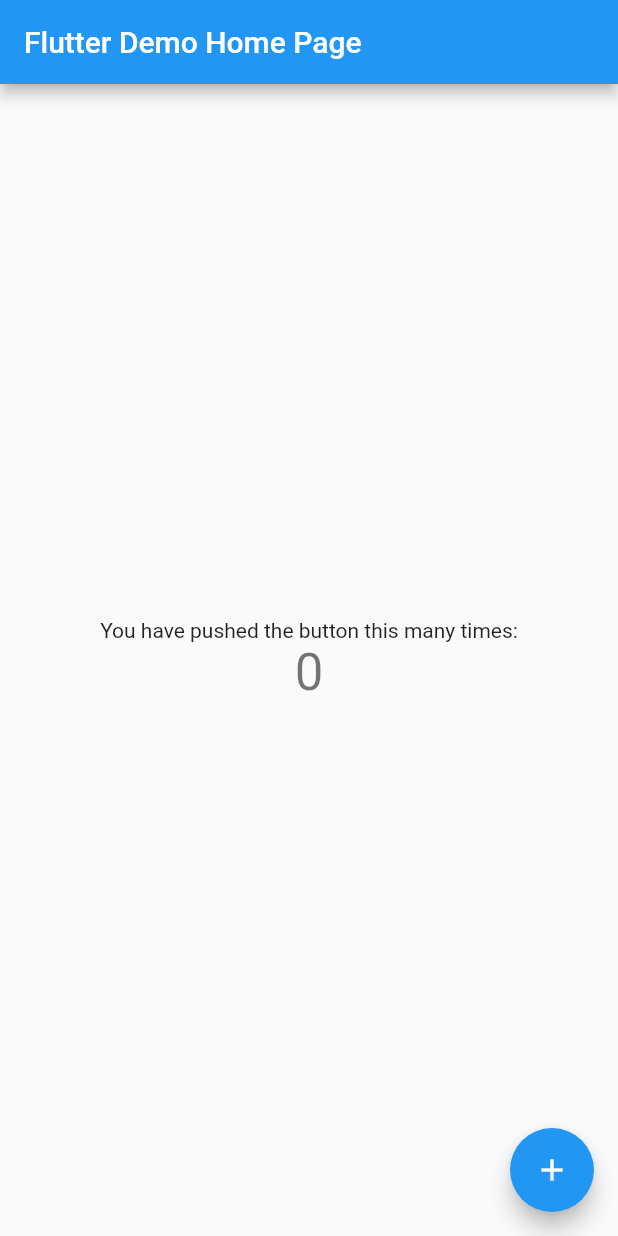
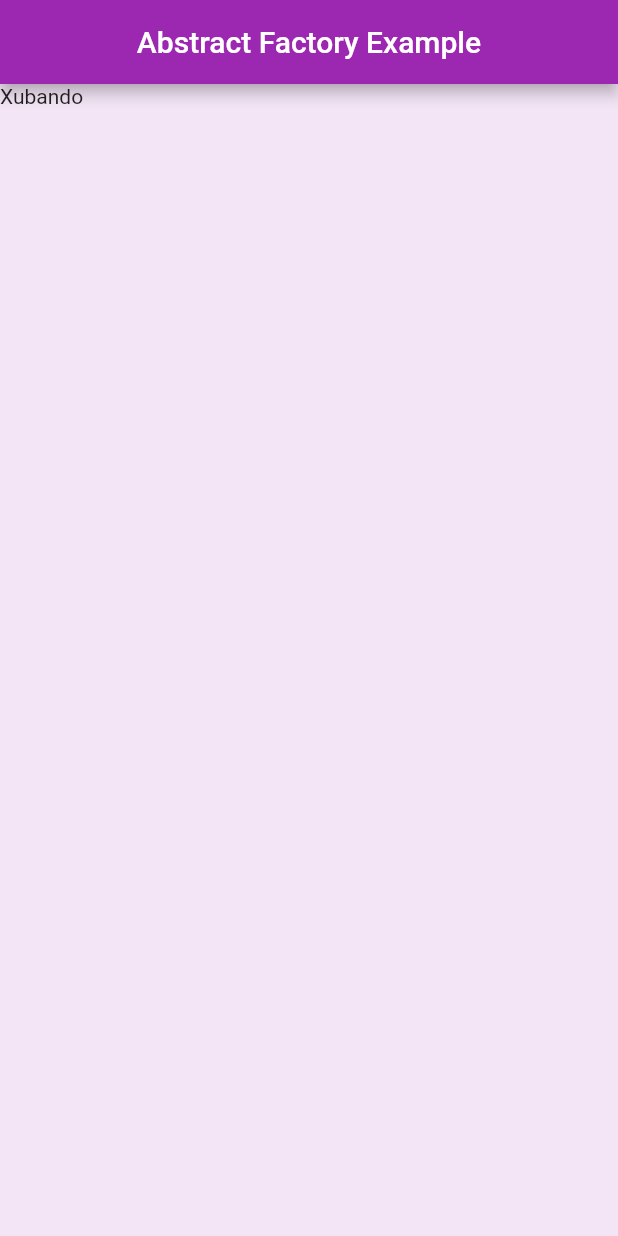
Before and after one commit to OnofreTZK/FactoryExample, a Flutter app: the screen it shows after launch, on a phone screen of 412 x 824 dp. Run offline on Flutter 3.47's test engine with Material 2 defaults, Android fonts, the phone set to English and light mode, and no system bars.

Commit message:
home screen

```diff
--- a/lib/main.dart
+++ b/lib/main.dart
@@ -1,115 +1,6 @@
 import 'package:flutter/material.dart';
+import 'package:afactory/src/factory_app.dart';
 
 void main() {
-  runApp(const MyApp());
+  runApp(const FactoryApp());
 }
-
-class MyApp extends StatelessWidget {
-  const MyApp({Key? key}) : super(key: key);
-
-  // This widget is the root of your application.
-  @override
-  Widget build(BuildContext context) {
-    return MaterialApp(
-      title: 'Flutter Demo',
-      theme: ThemeData(
-        // This is the theme of your application.
-        //
-        // Try running your application with "flutter run". You'll see the
-        // application has a blue toolbar. Then, without quitting the app, try
-        // changing the primarySwatch below to Colors.green and then invoke
-        // "hot reload" (press "r" in the console where you ran "flutter run",
-        // or simply save your changes to "hot reload" in a Flutter IDE).
-        // Notice that the counter didn't reset back to zero; the application
-        // is not restarted.
-        primarySwatch: Colors.blue,
-      ),
-      home: const MyHomePage(title: 'Flutter Demo Home Page'),
-    );
-  }
-}
-
-class MyHomePage extends StatefulWidget {
-  const MyHomePage({Key? key, required this.title}) : super(key: key);
-
-  // This widget is the home page of your application. It is stateful, meaning
-  // that it has a State object (defined below) that contains fields that affect
-  // how it looks.
-
-  // This class is the configuration for the state. It holds the values (in this
-  // case the title) provided by the parent (in this case the App widget) and
-  // used by the build method of the State. Fields in a Widget subclass are
-  // always marked "final".
-
-  final String title;
-
-  @override
-  State<MyHomePage> createState() => _MyHomePageState();
-}
-
-class _MyHomePageState extends State<MyHomePage> {
-  int _counter = 0;
-
-  void _incrementCounter() {
-    setState(() {
-      // This call to setState tells the Flutter framework that something has
-      // changed in this State, which causes it to rerun the build method below
-      // so that the display can reflect the updated values. If we changed
-      // _counter without calling setState(), then the build method would not be
-      // called again, and so nothing would appear to happen.
-      _counter++;
-    });
-  }
-
-  @override
-  Widget build(BuildContext context) {
-    // This method is rerun every time setState is called, for instance as done
-    // by the _incrementCounter method above.
-    //
-    // The Flutter framework has been optimized to make rerunning build methods
-    // fast, so that you can just rebuild anything that needs updating rather
-    // than having to individually change instances of widgets.
-    return Scaffold(
-      appBar: AppBar(
-        // Here we take the value from the MyHomePage object that was created by
-        // the App.build method, and use it to set our appbar title.
-        title: Text(widget.title),
-      ),
-      body: Center(
-        // Center is a layout widget. It takes a single child and positions it
-        // in the middle of the parent.
-        child: Column(
-          // Column is also a layout widget. It takes a list of children and
-          // arranges them vertically. By default, it sizes itself to fit its
-          // children horizontally, and tries to be as tall as its parent.
-          //
-          // Invoke "debug painting" (press "p" in the console, choose the
-          // "Toggle Debug Paint" action from the Flutter Inspector in Android
-          // Studio, or the "Toggle Debug Paint" command in Visual Studio Code)
-          // to see the wireframe for each widget.
-          //
-          // Column has various properties to control how it sizes itself and
-          // how it positions its children. Here we use mainAxisAlignment to
-          // center the children vertically; the main axis here is the vertical
-          // axis because Columns are vertical (the cross axis would be
-          // horizontal).
-          mainAxisAlignment: MainAxisAlignment.center,
-          children: <Widget>[
-            const Text(
-              'You have pushed the button this many times:',
-            ),
-            Text(
-              '$_counter',
-              style: Theme.of(context).textTheme.headline4,
-            ),
-          ],
-        ),
-      ),
-      floatingActionButton: FloatingActionButton(
-        onPressed: _incrementCounter,
-        tooltip: 'Increment',
-        child: const Icon(Icons.add),
-      ), // This trailing comma makes auto-formatting nicer for build methods.
-    );
-  }
-}
--- /dev/null
+++ b/lib/src/factory_app.dart
@@ -0,0 +1,24 @@
+import 'package:flutter/material.dart';
+
+class FactoryApp extends StatelessWidget {
+
+  const FactoryApp();
+
+  @override
+  Widget build(BuildContext context){
+
+    return MaterialApp(
+      home: Scaffold(
+        appBar: AppBar(
+            backgroundColor: Colors.purple,
+            title: const Text("Abstract Factory Example"),
+            centerTitle: true,
+        ), //AppBar
+        body: Text("Xubando"),
+        backgroundColor: Colors.purple[50],
+      ), // Scaffold
+      debugShowCheckedModeBanner: false,
+    );
+  }
+
+}
```
